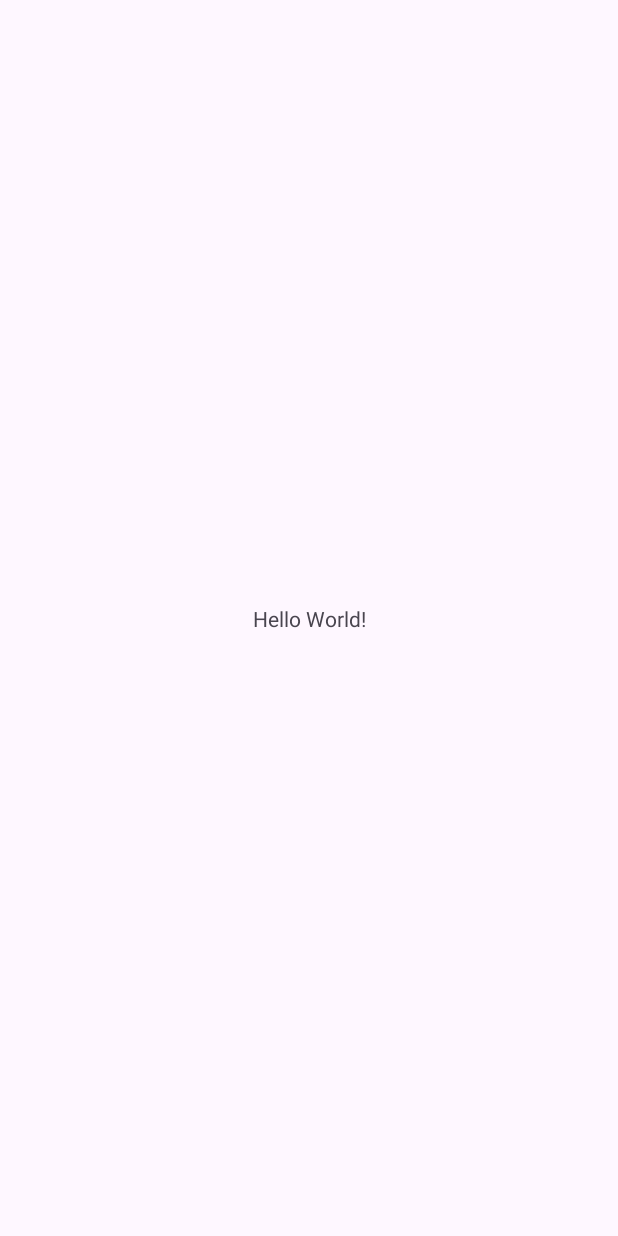
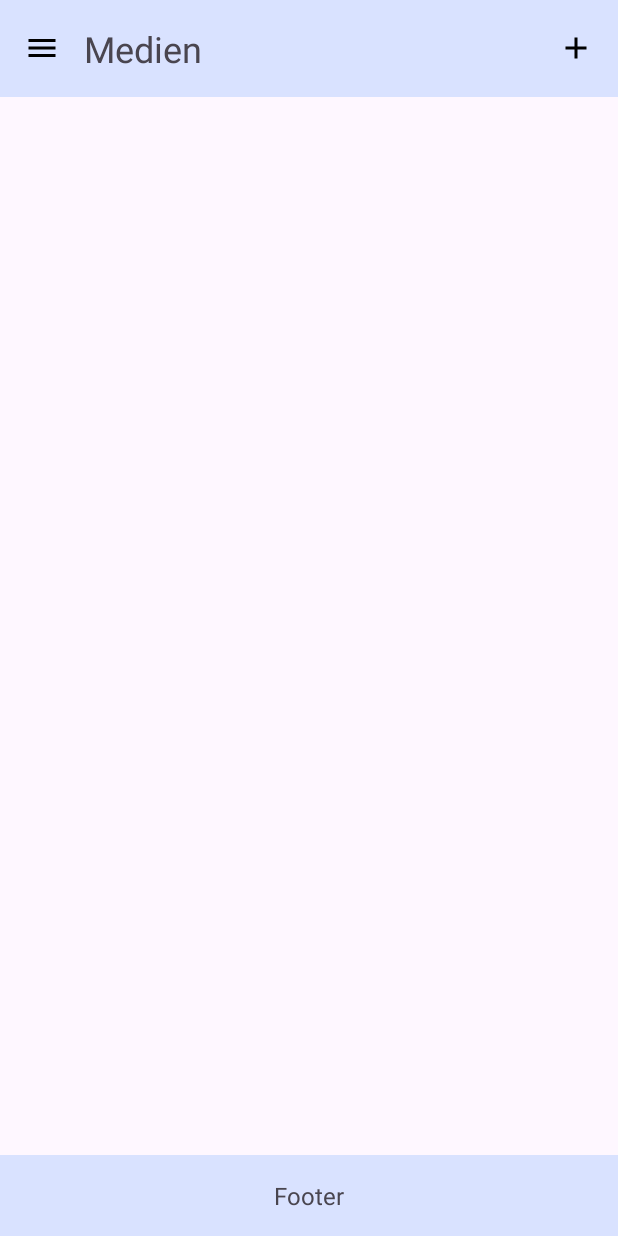
Before and after one commit to mathiseng/mis-java-project, an Android app: the screen it shows after launch (MainActivity), on a phone screen of 412 x 824 dp. Before the commit the screen is almost empty. Run offline under Robolectric (Android 15) with nearby library versions, the phone set to English and light mode, and no system bars; our stand-ins replace Room's generated code, data binding.

Commit message:
Create ListView with local RoomDataBase

```diff
--- a/app/src/main/AndroidManifest.xml
+++ b/app/src/main/AndroidManifest.xml
@@ -13,7 +13,7 @@
         android:theme="@style/Theme.Misjavaproject"
         tools:targetApi="31">
         <activity
-            android:name=".MainActivity"
+            android:name=".list.MainActivity"
             android:exported="true">
             <intent-filter>
                 <action android:name="android.intent.action.MAIN" />
--- a/app/src/main/java/com/example/mis_java_project/MainActivity.java
+++ /dev/null
@@ -1,24 +0,0 @@
-package com.example.mis_java_project;
-
-import android.os.Bundle;
-
-import androidx.activity.EdgeToEdge;
-import androidx.appcompat.app.AppCompatActivity;
-import androidx.core.graphics.Insets;
-import androidx.core.view.ViewCompat;
-import androidx.core.view.WindowInsetsCompat;
-
-public class MainActivity extends AppCompatActivity {
-
-    @Override
-    protected void onCreate(Bundle savedInstanceState) {
-        super.onCreate(savedInstanceState);
-        EdgeToEdge.enable(this);
-        setContentView(R.layout.activity_main);
-        ViewCompat.setOnApplyWindowInsetsListener(findViewById(R.id.main), (v, insets) -> {
-            Insets systemBars = insets.getInsets(WindowInsetsCompat.Type.systemBars());
-            v.setPadding(systemBars.left, systemBars.top, systemBars.right, systemBars.bottom);
-            return insets;
-        });
-    }
-}
--- /dev/null
+++ b/app/src/main/java/com/example/mis_java_project/MediaItemRepository.java
@@ -0,0 +1,45 @@
+package com.example.mis_java_project;
+
+import android.app.Application;
+
+import com.example.mis_java_project.data.database.LocalAppDatabase;
+import com.example.mis_java_project.data.database.MediaItemDao;
+import com.example.mis_java_project.data.model.MediaItem;
+
+import java.util.List;
+import java.util.concurrent.CompletableFuture;
+
+public class MediaItemRepository {
+    private final MediaItemDao mediaItemDao;
+
+    public MediaItemRepository(Application application) {
+        LocalAppDatabase db = LocalAppDatabase.getInstance(application);
+        mediaItemDao = db.mediaItemDao();
+    }
+
+    public List<MediaItem> getAllMediaItems() {
+        return mediaItemDao.getAllMediaItems();
+    }
+
+    public CompletableFuture<Void> insert(MediaItem mediaItem) {
+        return CompletableFuture.runAsync(() -> {
+            mediaItemDao.insert(mediaItem);
+        });
+    }
+
+    public CompletableFuture<Void> update(MediaItem mediaItem) {
+        return CompletableFuture.runAsync(() -> {
+            mediaItemDao.update(mediaItem);
+        });
+    }
+
+    public CompletableFuture<Void> delete(MediaItem mediaItem) {
+        return CompletableFuture.runAsync(() -> {
+            mediaItemDao.delete(mediaItem);
+        });
+    }
+
+    public CompletableFuture<Void> deleteAllItems() {
+        return CompletableFuture.runAsync(mediaItemDao::deleteAllMediaItems);
+    }
+}
--- /dev/null
+++ b/app/src/main/java/com/example/mis_java_project/data/database/LocalAppDatabase.java
@@ -0,0 +1,25 @@
+package com.example.mis_java_project.data.database;
+
+import android.content.Context;
+
+import androidx.room.Database;
+import androidx.room.Room;
+import androidx.room.RoomDatabase;
+
+import com.example.mis_java_project.data.model.MediaItem;
+
+@Database(entities = {MediaItem.class}, version = 1)
+public abstract class LocalAppDatabase extends RoomDatabase {
+    public abstract MediaItemDao mediaItemDao();
+
+    private static LocalAppDatabase INSTANCE;
+
+    public static LocalAppDatabase getInstance(Context context) {
+        if (INSTANCE == null) {
+            INSTANCE = Room.databaseBuilder(context.getApplicationContext(),
+                            LocalAppDatabase.class, "media_database")
+                    .build();
+        }
+        return INSTANCE;
+    }
+}
--- /dev/null
+++ b/app/src/main/java/com/example/mis_java_project/data/database/MediaItemDao.java
@@ -0,0 +1,29 @@
+package com.example.mis_java_project.data.database;
+
+import androidx.room.Dao;
+import androidx.room.Delete;
+import androidx.room.Insert;
+import androidx.room.Query;
+import androidx.room.Update;
+
+import com.example.mis_java_project.data.model.MediaItem;
+
+import java.util.List;
+
+@Dao
+public interface MediaItemDao {
+    @Insert
+    void insert(MediaItem mediaItem);
+
+    @Update
+    void update(MediaItem mediaItem);
+
+    @Delete
+    void delete(MediaItem mediaItem);
+
+    @Query("SELECT * FROM media_items")
+    List<MediaItem> getAllMediaItems();
+
+    @Query("DELETE FROM media_items")
+    void deleteAllMediaItems();
+}
--- /dev/null
+++ b/app/src/main/java/com/example/mis_java_project/list/ListViewViewModel.java
@@ -0,0 +1,60 @@
+package com.example.mis_java_project.list;
+
+import android.app.Application;
+
+import androidx.lifecycle.AndroidViewModel;
+import androidx.lifecycle.LiveData;
+import androidx.lifecycle.MutableLiveData;
+
+import com.example.mis_java_project.MediaItemRepository;
+import com.example.mis_java_project.data.model.MediaItem;
+
+import java.util.List;
+
+public class ListViewViewModel extends AndroidViewModel {
+    private final MediaItemRepository mediaItemRepository;
+
+    private final MutableLiveData<ListViewUiState> uiState = new MutableLiveData<>();
+    public LiveData<ListViewUiState> uiState() {
+        return uiState;
+    }
+
+    public ListViewViewModel(Application application) {
+        super(application);
+        mediaItemRepository = new MediaItemRepository(application);
+        loadMediaItems();
+    }
+
+    public void insert(MediaItem mediaItem) {
+        new Thread(() -> {
+            mediaItemRepository.insert(mediaItem).thenRun(this::loadMediaItems);
+        }).start();
+    }
+
+    public void update(MediaItem mediaItem) {
+        new Thread(() -> {
+            mediaItemRepository.update(mediaItem);
+            loadMediaItems();
+        }).start();
+    }
+
+    public void delete(MediaItem mediaItem) {
+        new Thread(() -> {
+            mediaItemRepository.delete(mediaItem);
+            loadMediaItems();
+        }).start();
+    }
+
+    private void loadMediaItems() {
+        new Thread(() -> {
+            var mediaItems = mediaItemRepository.getAllMediaItems();
+
+            uiState.postValue(new ListViewUiState(mediaItems));
+        }).start();
+    }
+
+
+    public record ListViewUiState(List<MediaItem> mediaItemList) {
+    }
+
+}
--- /dev/null
+++ b/app/src/main/java/com/example/mis_java_project/list/MainActivity.java
@@ -0,0 +1,49 @@
+package com.example.mis_java_project.list;
+
+import android.os.Bundle;
+
+import androidx.activity.EdgeToEdge;
+import androidx.appcompat.app.AppCompatActivity;
+import androidx.core.graphics.Insets;
+import androidx.core.view.ViewCompat;
+import androidx.core.view.WindowInsetsCompat;
+import androidx.databinding.DataBindingUtil;
+import androidx.lifecycle.ViewModelProvider;
+import androidx.recyclerview.widget.LinearLayoutManager;
+
+import com.example.mis_java_project.R;
+import com.example.mis_java_project.databinding.ActivityMainBinding;
+
+import java.util.ArrayList;
+
+public class MainActivity extends AppCompatActivity {
+
+    @Override
+    protected void onCreate(Bundle savedInstanceState) {
+        super.onCreate(savedInstanceState);
+        EdgeToEdge.enable(this);
+        //setContentView(R.layout.activity_main);
+
+        //Setup Databinding
+        ActivityMainBinding binding = DataBindingUtil.setContentView(this, R.layout.activity_main);
+        binding.mediaItemList.setLayoutManager(new LinearLayoutManager(this));
+
+        ListViewViewModel mediaItemViewModel = new ViewModelProvider(this).get(ListViewViewModel.class);
+
+        MediaItemListAdapter adapter = new MediaItemListAdapter(new ArrayList<>());
+        binding.mediaItemList.setAdapter(adapter);
+
+        mediaItemViewModel.uiState().observe(this, listViewUiState -> {
+            adapter.setMediaItems(listViewUiState.mediaItemList());
+        });
+
+
+
+        ViewCompat.setOnApplyWindowInsetsListener(findViewById(R.id.main), (v, insets) -> {
+            Insets systemBars = insets.getInsets(WindowInsetsCompat.Type.systemBars());
+            v.setPadding(systemBars.left, systemBars.top, systemBars.right, systemBars.bottom);
+            return insets;
+        });
+
+    }
+}
--- /dev/null
+++ b/app/src/main/java/com/example/mis_java_project/list/MediaItemListAdapter.java
@@ -0,0 +1,63 @@
+package com.example.mis_java_project.list;
+
+import android.view.LayoutInflater;
+import android.view.ViewGroup;
+
+import androidx.annotation.NonNull;
+import androidx.recyclerview.widget.RecyclerView;
+
+import com.example.mis_java_project.databinding.ListItemBinding;
+import com.example.mis_java_project.data.model.MediaItem;
+
+import java.util.List;
+
+public class MediaItemListAdapter extends RecyclerView.Adapter<MediaItemListAdapter.ViewHolder> {
+
+
+    List<MediaItem> mediaItems;
+
+    public MediaItemListAdapter(List<MediaItem> mediaItems) {
+        this.mediaItems = mediaItems;
+    }
+
+
+    @NonNull
+    @Override
+    public MediaItemListAdapter.ViewHolder onCreateViewHolder(@NonNull ViewGroup viewGroup, int viewType) {
+        LayoutInflater inflater = LayoutInflater.from(viewGroup.getContext());
+        ListItemBinding binding = ListItemBinding.inflate(inflater, viewGroup, false);
+        return new ViewHolder(binding);
+    }
+
+    @Override
+    public void onBindViewHolder(@NonNull MediaItemListAdapter.ViewHolder holder, int position) {
+        MediaItem item = mediaItems.get(position);
+        holder.bind(item);
+    }
+
+    @Override
+    public int getItemCount() {
+        return mediaItems.size();
+    }
+
+    public void setMediaItems(List<MediaItem> newMediaItems) {
+        mediaItems = newMediaItems;
+        notifyDataSetChanged();
+    }
+
+    public static class ViewHolder extends RecyclerView.ViewHolder {
+        private final ListItemBinding binding;
+
+        public ViewHolder(ListItemBinding binding) {
+            super(binding.getRoot());
+            this.binding = binding;
+            // Define click listener for the ViewHolder's View
+        }
+
+        public void bind(MediaItem item) {
+            binding.setMediaItem(item);
+            binding.executePendingBindings();
+        }
+
+    }
+}
--- /dev/null
+++ b/app/src/main/res/drawable/ic_add.xml
@@ -0,0 +1,5 @@
+<vector xmlns:android="http://schemas.android.com/apk/res/android" android:height="24dp" android:tint="#000000" android:viewportHeight="24" android:viewportWidth="24" android:width="24dp">
+
+    <path android:fillColor="@android:color/white" android:pathData="M19,13h-6v6h-2v-6H5v-2h6V5h2v6h6v2z"/>
+
+</vector>
--- /dev/null
+++ b/app/src/main/res/drawable/ic_media_item_option.xml
@@ -0,0 +1,5 @@
+<vector xmlns:android="http://schemas.android.com/apk/res/android" android:height="24dp" android:tint="#000000" android:viewportHeight="24" android:viewportWidth="24" android:width="24dp">
+
+    <path android:fillColor="@android:color/white" android:pathData="M12,8c1.1,0 2,-0.9 2,-2s-0.9,-2 -2,-2 -2,0.9 -2,2 0.9,2 2,2zM12,10c-1.1,0 -2,0.9 -2,2s0.9,2 2,2 2,-0.9 2,-2 -0.9,-2 -2,-2zM12,16c-1.1,0 -2,0.9 -2,2s0.9,2 2,2 2,-0.9 2,-2 -0.9,-2 -2,-2z"/>
+
+</vector>
--- /dev/null
+++ b/app/src/main/res/drawable/ic_menu.xml
@@ -0,0 +1,5 @@
+<vector xmlns:android="http://schemas.android.com/apk/res/android" android:height="24dp" android:tint="#000000" android:viewportHeight="24" android:viewportWidth="24" android:width="24dp">
+
+    <path android:fillColor="@android:color/white" android:pathData="M3,18h18v-2L3,16v2zM3,13h18v-2L3,11v2zM3,6v2h18L21,6L3,6z"/>
+
+</vector>
--- a/app/src/main/res/layout/activity_main.xml
+++ b/app/src/main/res/layout/activity_main.xml
@@ -1,19 +1,68 @@
 <?xml version="1.0" encoding="utf-8"?>
-<androidx.constraintlayout.widget.ConstraintLayout xmlns:android="http://schemas.android.com/apk/res/android"
-    xmlns:app="http://schemas.android.com/apk/res-auto"
-    xmlns:tools="http://schemas.android.com/tools"
-    android:id="@+id/main"
-    android:layout_width="match_parent"
-    android:layout_height="match_parent"
-    tools:context=".MainActivity">
+<layout xmlns:android="http://schemas.android.com/apk/res/android">
 
-    <TextView
-        android:layout_width="wrap_content"
-        android:layout_height="wrap_content"
-        android:text="Hello World!"
-        app:layout_constraintBottom_toBottomOf="parent"
-        app:layout_constraintEnd_toEndOf="parent"
-        app:layout_constraintStart_toStartOf="parent"
-        app:layout_constraintTop_toTopOf="parent" />
+    <data>
 
-</androidx.constraintlayout.widget.ConstraintLayout>
+        <variable
+            name="viewModel"
+            type="com.example.mis_java_project.list.ListViewViewModel" />
+    </data>
+
+    <LinearLayout
+        android:id="@+id/main"
+        android:layout_width="match_parent"
+        android:layout_height="match_parent"
+        android:orientation="vertical">
+
+        <LinearLayout
+            android:layout_width="match_parent"
+            android:layout_height="wrap_content"
+            android:background="@color/material_dynamic_primary90"
+            android:gravity="center"
+            android:orientation="horizontal"
+            android:padding="16dp">
+
+            <ImageView
+                android:id="@+id/sandwich_icon"
+                android:layout_width="wrap_content"
+                android:layout_height="wrap_content"
+                android:src="@drawable/ic_menu" />
+
+            <TextView
+                android:layout_width="0dp"
+                android:layout_height="wrap_content"
+                android:layout_weight="1"
+                android:paddingHorizontal="16.dp"
+                android:text="Medien"
+                android:textSize="24sp" />
+
+            <ImageView
+                android:id="@+id/add_icon"
+                android:layout_width="wrap_content"
+                android:layout_height="wrap_content"
+                android:src="@drawable/ic_add" />
+        </LinearLayout>
+
+        <androidx.recyclerview.widget.RecyclerView
+            android:id="@+id/media_item_list"
+            android:layout_width="match_parent"
+            android:layout_height="0dp"
+            android:layout_weight="1"
+            android:clipToPadding="false"
+            android:padding="8dp" />
+
+        <LinearLayout
+            android:layout_width="match_parent"
+            android:layout_height="wrap_content"
+            android:background="@color/material_dynamic_primary90"
+            android:gravity="center"
+            android:padding="16dp">
+
+            <TextView
+                android:layout_width="wrap_content"
+                android:layout_height="wrap_content"
+                android:text="Footer"
+                android:textSize="16sp" />
+        </LinearLayout>
+    </LinearLayout>
+</layout>
```
Also changed, not shown: app/build.gradle (+10 -2 lines), app/src/main/java/com/example/mis_java_project/data/model/MediaItem.java (added, +54 -0 lines), app/src/main/res/layout/list_item.xml (added, +65 -0 lines).
